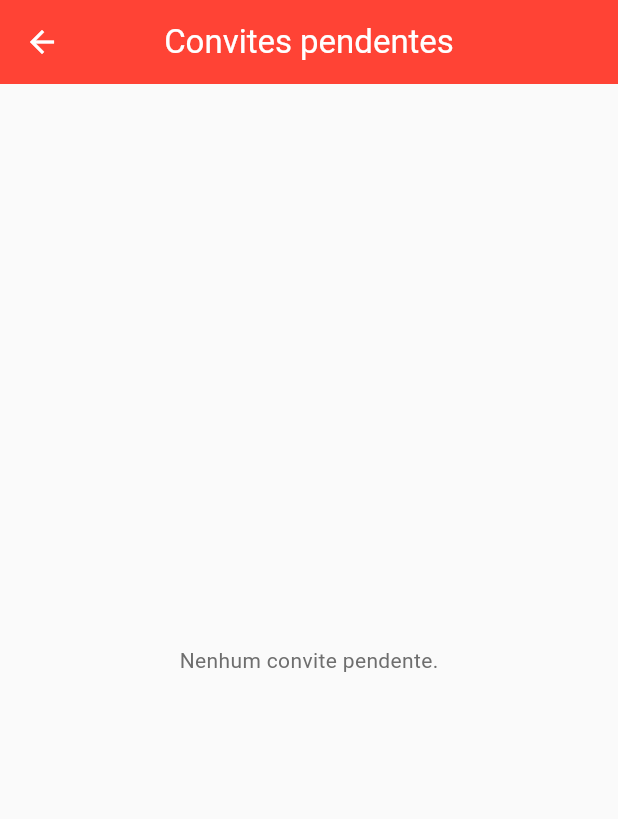
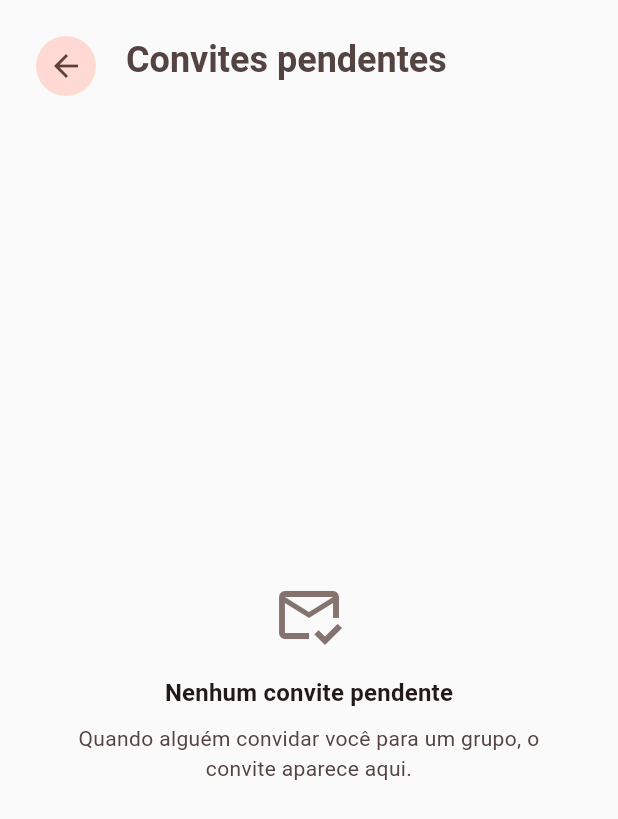
Before and after one commit to natali-schers/divider-app, a Flutter app: the GroupListScreen screen opened by its route, after a tap on the "mail outline" icon, on a phone screen of 412 x 824 dp. Shown: the top 819 px of the screen. Run offline on Flutter 3.47's test engine with Material 3 defaults, Android fonts, the phone set to English and light mode, and no system bars; our stand-ins replace flutter_dotenv, flutter_secure_storage, go_router; accounts and stored records are empty; network calls fail; statements that could not run were skipped.

```diff
--- a/lib/screens/group_list_screen.dart
+++ b/lib/screens/group_list_screen.dart
@@ -136,7 +136,7 @@ class _Header extends StatelessWidget {
                 const SizedBox(height: 4),
                 Text(
                   'Meus grupos',
-                  style: theme.textTheme.headlineMedium?.copyWith(
+                  style: theme.textTheme.headlineSmall?.copyWith(
                     fontWeight: FontWeight.bold,
                   ),
                 ),
--- a/lib/screens/pending_invites_screen.dart
+++ b/lib/screens/pending_invites_screen.dart
@@ -2,7 +2,9 @@ import 'package:divider/models/load_status.dart';
 import 'package:divider/providers/group_provider.dart';
 import 'package:divider/providers/member_provider.dart';
 import 'package:divider/widgets/loading_view.dart';
+import 'package:divider/widgets/message_state.dart';
 import 'package:flutter/material.dart';
+import 'package:go_router/go_router.dart';
 import 'package:provider/provider.dart';
 
 class PendingInvitesScreen extends StatefulWidget {
@@ -13,6 +15,8 @@ class PendingInvitesScreen extends StatefulWidget {
 }
 
 class _PendingInvitesScreenState extends State<PendingInvitesScreen> {
+  String? _acceptingId;
+
   @override
   void initState() {
     super.initState();
@@ -24,52 +28,219 @@ class _PendingInvitesScreenState extends State<PendingInvitesScreen> {
   Future<void> _acceptInvite(String memberId) async {
     final memberProvider = context.read<MemberProvider>();
     final groupProvider = context.read<GroupProvider>();
+    final messenger = ScaffoldMessenger.of(context);
+
+    setState(() => _acceptingId = memberId);
 
     await memberProvider.claimMember(memberId);
 
-    if (memberProvider.status != LoadStatus.error) {
+    final failed = memberProvider.status == LoadStatus.error;
+    if (!failed) {
       await groupProvider.loadGroups();
+    }
+
+    if (!mounted) return;
+    setState(() => _acceptingId = null);
+
+    if (failed) {
+      messenger.showSnackBar(
+        const SnackBar(
+          content: Text('Não foi possível aceitar o convite. Tente novamente.'),
+        ),
+      );
     }
   }
 
   @override
   Widget build(BuildContext context) {
     return Scaffold(
-      appBar: AppBar(title: const Text('Convites pendentes')),
-      body: Consumer<MemberProvider>(
+      body: SafeArea(
+        child: Center(
+          child: ConstrainedBox(
+            constraints: const BoxConstraints(maxWidth: 640),
+            child: Column(
+              crossAxisAlignment: CrossAxisAlignment.stretch,
+              children: [
+                const _Header(),
+                Expanded(
+                  child: Consumer<MemberProvider>(
                     builder: (context, memberProvider, child) {
-          if (memberProvider.status == LoadStatus.loading) {
+                      final invites = memberProvider.pendingInvites;
+
+                      if (memberProvider.status == LoadStatus.loading &&
+                          invites.isEmpty) {
                         return const Center(child: LoadingView());
                       }
 
-          if (memberProvider.pendingInvites.isEmpty) {
-            return const Center(child: Text('Nenhum convite pendente.'));
+                      if (invites.isEmpty) {
+                        return const MessageState(
+                          icon: Icons.mark_email_read_outlined,
+                          title: 'Nenhum convite pendente',
+                          subtitle:
+                              'Quando alguém convidar você para um grupo, o convite aparece aqui.',
+                        );
                       }
 
-          return ListView.builder(
-            itemCount: memberProvider.pendingInvites.length,
+                      return RefreshIndicator(
+                        onRefresh: memberProvider.getPendingInvites,
+                        child: ListView.separated(
+                          padding: const EdgeInsets.fromLTRB(20, 8, 20, 24),
+                          itemCount: invites.length,
+                          separatorBuilder: (_, _) =>
+                              const SizedBox(height: 12),
                           itemBuilder: (context, index) {
-              final pendingInvite = memberProvider.pendingInvites[index];
+                            final invite = invites[index];
+                            final isAccepting =
+                                _acceptingId == invite.memberId;
 
-              return ListTile(
-                title: Text(pendingInvite.groupName),
-                trailing: ElevatedButton(
-                  onPressed: () async {
-                    await _acceptInvite(pendingInvite.memberId);
-                  },
-                  child: memberProvider.status == LoadStatus.loading
-                      ? const SizedBox(
-                          width: 16,
-                          height: 16,
-                          child: CircularProgressIndicator(strokeWidth: 2),
-                        )
-                      : const Text('Aceitar'),
-                ),
-              );
-            },
+                            return _InviteCard(
+                              groupName: invite.groupName,
+                              isLoading: isAccepting,
+                              onAccept: _acceptingId != null
+                                  ? null
+                                  : () => _acceptInvite(invite.memberId),
                             );
                           },
                         ),
                       );
+                    },
+                  ),
+                ),
+              ],
+            ),
+          ),
+        ),
+      ),
+    );
   }
 }
+
+class _Header extends StatelessWidget {
+  const _Header();
+
+  @override
+  Widget build(BuildContext context) {
+    final theme = Theme.of(context);
+    final scheme = theme.colorScheme;
+
+    return Padding(
+      padding: const EdgeInsets.fromLTRB(20, 20, 20, 16),
+      child: Row(
+        crossAxisAlignment: CrossAxisAlignment.start,
+        children: [
+          IconButton.filledTonal(
+            tooltip: 'Voltar',
+            onPressed: () => context.pop(),
+            icon: const Icon(Icons.arrow_back),
+          ),
+          const SizedBox(width: 16),
+          Expanded(
+            child: Column(
+              crossAxisAlignment: CrossAxisAlignment.start,
+              children: [
+                const SizedBox(height: 4),
+                Text(
+                  'Convites pendentes',
+                  style: theme.textTheme.headlineSmall?.copyWith(
+                    fontWeight: FontWeight.bold,
+                    color: scheme.onSurfaceVariant,
+                  ),
+                ),
+              ],
+            ),
+          ),
+        ],
+      ),
+    );
+  }
+}
+
+class _InviteCard extends StatelessWidget {
+  const _InviteCard({
+    required this.groupName,
+    required this.isLoading,
+    required this.onAccept,
+  });
+
+  final String groupName;
+  final bool isLoading;
+  final VoidCallback? onAccept;
+
+  @override
+  Widget build(BuildContext context) {
+    final theme = Theme.of(context);
+    final scheme = theme.colorScheme;
+    final initial =
+        groupName.trim().isEmpty ? '?' : groupName.trim()[0].toUpperCase();
+
+    return Card(
+      elevation: 0,
+      margin: EdgeInsets.zero,
+      color: scheme.surfaceContainerLow,
+      shape: RoundedRectangleBorder(
+        borderRadius: BorderRadius.circular(16),
+        side: BorderSide(color: scheme.outlineVariant),
+      ),
+      child: Padding(
+        padding: const EdgeInsets.all(14),
+        child: Row(
+          children: [
+            Container(
+              width: 48,
+              height: 48,
+              alignment: Alignment.center,
+              decoration: BoxDecoration(
+                color: scheme.primaryContainer,
+                borderRadius: BorderRadius.circular(14),
+              ),
+              child: Text(
+                initial,
+                style: theme.textTheme.titleLarge?.copyWith(
+                  color: scheme.onPrimaryContainer,
+                  fontWeight: FontWeight.bold,
+                ),
+              ),
+            ),
+            const SizedBox(width: 14),
+            Expanded(
+              child: Column(
+                crossAxisAlignment: CrossAxisAlignment.start,
+                children: [
+                  Text(
+                    groupName,
+                    maxLines: 1,
+                    overflow: TextOverflow.ellipsis,
+                    style: theme.textTheme.titleMedium?.copyWith(
+                      fontWeight: FontWeight.w600,
+                    ),
+                  ),
+                  const SizedBox(height: 2),
+                  Text(
+                    'Convite para participar',
+                    style: theme.textTheme.bodySmall?.copyWith(
+                      color: scheme.onSurfaceVariant,
+                    ),
+                  ),
+                ],
+              ),
+            ),
+            const SizedBox(width: 12),
+            FilledButton(
+              onPressed: isLoading ? null : onAccept,
+              child: isLoading
+                  ? SizedBox(
+                      width: 16,
+                      height: 16,
+                      child: CircularProgressIndicator(
+                        strokeWidth: 2,
+                        color: scheme.onPrimary,
+                      ),
+                    )
+                  : const Text('Aceitar'),
+            ),
+          ],
+        ),
+      ),
+    );
+  }
+}
--- /dev/null
+++ b/lib/widgets/message_state.dart
@@ -0,0 +1,56 @@
+import 'package:flutter/material.dart';
+
+class MessageState extends StatelessWidget {
+  const MessageState({
+    super.key,
+    required this.icon,
+    required this.title,
+    required this.subtitle,
+    this.actionLabel,
+    this.onAction,
+  });
+
+  final IconData icon;
+  final String title;
+  final String subtitle;
+  final String? actionLabel;
+  final VoidCallback? onAction;
+
+  @override
+  Widget build(BuildContext context) {
+    final theme = Theme.of(context);
+    final scheme = theme.colorScheme;
+
+    return Center(
+      child: Padding(
+        padding: const EdgeInsets.all(32),
+        child: Column(
+          mainAxisSize: MainAxisSize.min,
+          children: [
+            Icon(icon, size: 48, color: scheme.outline),
+            const SizedBox(height: 16),
+            Text(
+              title,
+              textAlign: TextAlign.center,
+              style: theme.textTheme.titleMedium?.copyWith(
+                fontWeight: FontWeight.w600,
+              ),
+            ),
+            const SizedBox(height: 8),
+            Text(
+              subtitle,
+              textAlign: TextAlign.center,
+              style: theme.textTheme.bodyMedium?.copyWith(
+                color: scheme.onSurfaceVariant,
+              ),
+            ),
+            if (actionLabel != null) ...[
+              const SizedBox(height: 24),
+              OutlinedButton(onPressed: onAction, child: Text(actionLabel!)),
+            ],
+          ],
+        ),
+      ),
+    );
+  }
+}
```
Lines whose indentation alone changed are shown as unchanged.
